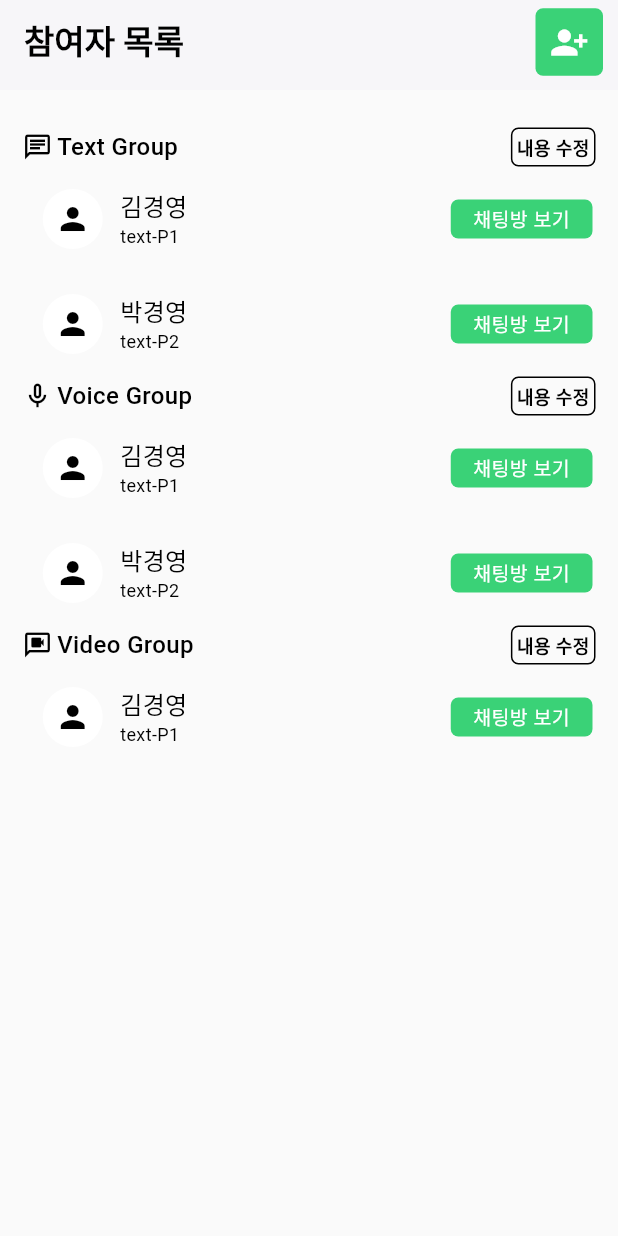
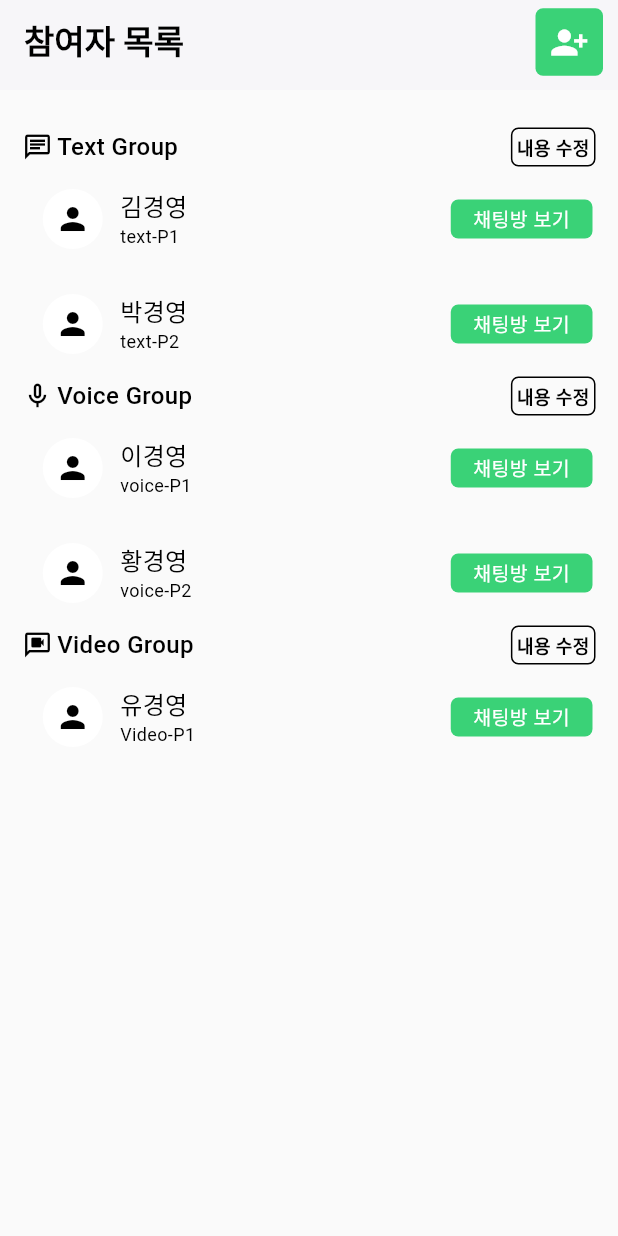
Before and after one commit to ssKimholy/night_alarm_project_manager, a Flutter app: the screen it shows after launch, on a phone screen of 412 x 824 dp. Run offline on Flutter 3.47's test engine with Material 3 defaults, Android fonts, the phone set to English and light mode, and no system bars; our stand-ins replace file_picker, permission_handler; missing offline and left inert: dart:ffi; Roboto replaces fonts that are missing (Noto_Sans_KR).

Commit message:
add chatroom

```diff
--- a/lib/main.dart
+++ b/lib/main.dart
@@ -18,6 +18,6 @@ class MyApp extends StatelessWidget {
           colorScheme: ColorScheme.fromSeed(seedColor: Colors.deepPurple),
           useMaterial3: true,
         ),
-        home: const ManageMain());
+        home: ManageMain());
   }
 }
--- /dev/null
+++ b/lib/models/chat_body_element.dart
@@ -0,0 +1,39 @@
+class ChatBodyElement {
+  String textBody;
+  String voiceId;
+  String videoId;
+
+  ChatBodyElement({
+    required this.textBody,
+    required this.voiceId,
+    required this.videoId,
+  });
+
+  String get getTextBody => textBody;
+
+  void playVoiceMessage() {
+    // Voice play logic
+  }
+
+  void stopVoiceMessage() {
+    // Voice stop logic
+  }
+
+  int getVoiceLength() {
+    // http get voice length
+    return 15;
+  }
+
+  void playVideoMessage() {
+    // Vidoe play logic
+  }
+
+  void stopVideoMessage() {
+    // Vidoe stop logic
+  }
+
+  int getVideoLength() {
+    // http get video length
+    return 15;
+  }
+}
--- /dev/null
+++ b/lib/models/chat_element.dart
@@ -0,0 +1,20 @@
+import 'package:_night_alarm_manager/models/chat_body_element.dart';
+
+class ChatElement {
+  final String chatType;
+  final String chatDay;
+  final ChatBodyElement chatBody;
+  List<int> answerList;
+
+  ChatElement({
+    required this.chatType,
+    required this.chatDay,
+    required this.chatBody,
+    required this.answerList,
+  });
+
+  String get getChatType => chatType;
+  String get getChatDay => chatDay;
+  ChatBodyElement get getChatBody => chatBody;
+  bool get getIsComplete => answerList.length == 2;
+}
--- /dev/null
+++ b/lib/models/user_element.dart
@@ -0,0 +1,23 @@
+import 'package:_night_alarm_manager/models/chat_element.dart';
+
+class UserElement {
+  String userName;
+  String userId;
+  bool weeklySurvey;
+  String type;
+  List<ChatElement> chatList;
+
+  UserElement({
+    required this.userName,
+    required this.userId,
+    required this.weeklySurvey,
+    required this.type,
+    required this.chatList,
+  });
+
+  String get getUserName => userName;
+  String get getUserId => userId;
+  bool get getWeeklySurvey => weeklySurvey;
+  String get getUserType => type;
+  List<ChatElement> get getChatList => chatList;
+}
--- a/lib/screen/alarm_setting_screen.dart
+++ b/lib/screen/alarm_setting_screen.dart
@@ -3,7 +3,7 @@ import 'dart:io';
 
 import 'package:_night_alarm_manager/widget/alarm_days_widget.dart';
 import 'package:_night_alarm_manager/widget/alarm_time_widget.dart';
-import 'package:_night_alarm_manager/widget/text_message_input_widget.dart';
+import 'package:_night_alarm_manager/widget/message_input_widget.dart';
 import 'package:flutter/material.dart';
 
 class AlarmSettingScreen extends StatefulWidget {
--- a/lib/screen/manage_main.dart
+++ b/lib/screen/manage_main.dart
@@ -1,35 +1,124 @@
+import 'package:_night_alarm_manager/models/chat_body_element.dart';
+import 'package:_night_alarm_manager/models/chat_element.dart';
+import 'package:_night_alarm_manager/models/user_element.dart';
 import 'package:_night_alarm_manager/widget/profile_widget.dart';
 import 'package:_night_alarm_manager/widget/top_bar.dart';
 import 'package:_night_alarm_manager/widget/top_of_profile.dart';
+import 'package:flutter/cupertino.dart';
 import 'package:flutter/material.dart';
+import 'package:flutter/widgets.dart';
 
 class ManageMain extends StatelessWidget {
-  const ManageMain({super.key});
+  ManageMain({super.key});
+
+  final List<UserElement> users = [
+    UserElement(
+        userName: '김경영',
+        userId: 'text-P1',
+        weeklySurvey: false,
+        type: 'Text Group',
+        chatList: [
+          ChatElement(
+              chatType: 'Text Group',
+              chatDay: '2024.10.21',
+              chatBody: ChatBodyElement(
+                  textBody:
+                      '충분한 수면이 기억력과 집중력 향상에 도움이 된다는 사실을 알고 계셨나요? 오늘 밤 일찍 잠자리에 들면 상쾌하게 일어나 하루를 시작할 수 있습니다. 수면은 몸의 배터리를 충전하는 것과 같으니까 재충전하는 거 잊지 마세요!',
+                  voiceId: 'vnull',
+                  videoId: 'vinull'),
+              answerList: []),
+          ChatElement(
+              chatType: 'Text Group',
+              chatDay: '2024.10.22',
+              chatBody: ChatBodyElement(
+                  textBody:
+                      '늦게까지 자고 싶은 마음 이해하지만 다음 날 에너지 수준을 떨어뜨릴 수 있습니다. 단 한 시간의 수면 부족도 기분에 영향을 줄 수 있다는 사실을 알고 계셨나요? 내일도 긍정적인 기분을 유지하기 위해 일찍 잠자리에 들어봅시다.',
+                  voiceId: 'vnull',
+                  videoId: 'vinull'),
+              answerList: []),
+          ChatElement(
+              chatType: 'Text Group',
+              chatDay: '2024.10.23',
+              chatBody: ChatBodyElement(
+                  textBody:
+                      '숙면은 신진대사를 조절하여 건강을 유지하는 데 도움이 됩니다. 일찍 잠자리에 들수록 몸이 치유하고 회복하는 데 더 많은 시간을 줄 수 있습니다. 오늘 몸이 재충전하는 데 필요한 시간을 주세요.',
+                  voiceId: 'vnull',
+                  videoId: 'vinull'),
+              answerList: [])
+        ]),
+    UserElement(
+        userName: '박경영',
+        userId: 'text-P2',
+        weeklySurvey: false,
+        type: 'Text Group',
+        chatList: []),
+    UserElement(
+        userName: '이경영',
+        userId: 'voice-P1',
+        weeklySurvey: false,
+        type: 'Voice Group',
+        chatList: [
+          ChatElement(
+              chatType: 'Voice Group',
+              chatDay: '2024.10.21',
+              chatBody: ChatBodyElement(
+                  textBody: '', voiceId: 'v0', videoId: 'vinull'),
+              answerList: [])
+        ]),
+    UserElement(
+        userName: '황경영',
+        userId: 'voice-P2',
+        weeklySurvey: false,
+        type: 'Voice Group',
+        chatList: []),
+    UserElement(
+        userName: '유경영',
+        userId: 'Video-P1',
+        weeklySurvey: false,
+        type: 'Video Group',
+        chatList: [
+          ChatElement(
+              chatType: 'Video Group',
+              chatDay: '2024.10.21',
+              chatBody: ChatBodyElement(
+                  textBody: '', voiceId: 'vnull', videoId: 'vi0'),
+              answerList: [])
+        ])
+  ];
+
+  List<Widget> classifyUser(List<UserElement> userList, String type) {
+    return userList
+        .where((user) => user.getUserType == type)
+        .map((user) => ProfileWidget(
+              user: user,
+            ))
+        .toList();
+  }
 
   @override
   Widget build(BuildContext context) {
-    return const Scaffold(
-      backgroundColor: Color(0xfffafafa),
-      appBar: TopBar(),
-      body: Padding(
-        padding: EdgeInsets.symmetric(vertical: 25.0, horizontal: 15.0),
+    return Scaffold(
+      backgroundColor: const Color(0xfffafafa),
+      appBar: const TopBar(),
+      body: SingleChildScrollView(
+        child: Padding(
+          padding: const EdgeInsets.symmetric(vertical: 25.0, horizontal: 15.0),
           child: Column(
             children: [
-            TopOfProfile(
+              const TopOfProfile(
                 type: 'Text Group',
               ),
-            ProfileWidget(userName: '김경영', userId: 'text-P1'),
-            ProfileWidget(userName: '박경영', userId: 'text-P2'),
-            TopOfProfile(
+              Column(children: classifyUser(users, 'Text Group')),
+              const TopOfProfile(
                 type: 'Voice Group',
               ),
-            ProfileWidget(userName: '김경영', userId: 'text-P1'),
-            ProfileWidget(userName: '박경영', userId: 'text-P2'),
-            TopOfProfile(
+              Column(children: classifyUser(users, 'Voice Group')),
+              const TopOfProfile(
                 type: 'Video Group',
               ),
-            ProfileWidget(userName: '김경영', userId: 'text-P1'),
+              Column(children: classifyUser(users, 'Video Group')),
             ],
+          ),
         ),
       ),
     );
--- a/lib/widget/profile_widget.dart
+++ b/lib/widget/profile_widget.dart
@@ -1,13 +1,13 @@
+import 'package:_night_alarm_manager/models/user_element.dart';
+import 'package:_night_alarm_manager/screen/chat_room_screen.dart';
 import 'package:flutter/cupertino.dart';
 import 'package:flutter/material.dart';
 import 'package:flutter/widgets.dart';
 
 class ProfileWidget extends StatelessWidget {
-  final String userName;
-  final String userId;
+  final UserElement user;
 
-  const ProfileWidget(
-      {super.key, required this.userName, required this.userId});
+  const ProfileWidget({super.key, required this.user});
 
   @override
   Widget build(BuildContext context) {
@@ -31,14 +31,14 @@ class ProfileWidget extends StatelessWidget {
             child: Column(
               crossAxisAlignment: CrossAxisAlignment.start,
               children: [
-                Text(userName,
+                Text(user.getUserName,
                     style: const TextStyle(
                         color: Colors.black,
                         fontFamily: 'Noto_Sans_KR',
                         fontSize: 16,
                         fontWeight: FontWeight.w500)),
                 Text(
-                  userId,
+                  user.getUserId,
                   style: const TextStyle(
                       color: Colors.black,
                       fontFamily: 'Noto_Sans_KR',
@@ -51,6 +51,15 @@ class ProfileWidget extends StatelessWidget {
           Expanded(
             flex: 3,
             child: GestureDetector(
+              onTap: () {
+                Navigator.push(context, MaterialPageRoute(
+                  builder: (context) {
+                    return ChatRoomScreen(
+                      user: user,
+                    );
+                  },
+                ));
+              },
               child: Container(
                 padding:
                     const EdgeInsets.symmetric(horizontal: 2.0, vertical: 3.0),
```
Also changed, not shown: lib/screen/chat_room_screen.dart (added, +111 -0 lines), lib/utils/date_time_util.dart (+8 -0 lines), lib/widget/chat_widget.dart (added, +75 -0 lines), lib/widget/text_chat_widget.dart (added, +25 -0 lines), lib/widget/video_chat_widget.dart (added, +51 -0 lines), lib/widget/voice_chat_widget.dart (added, +56 -0 lines), lib/widget/message_input_widget.dart (renamed from lib/widget/text_message_input_widget.dart). Lines whose indentation alone changed are shown as unchanged.
